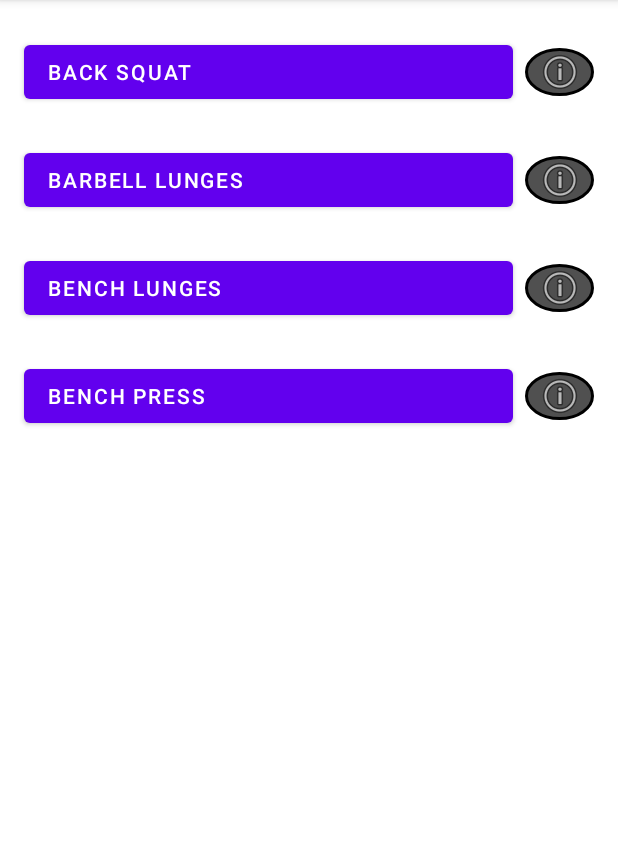
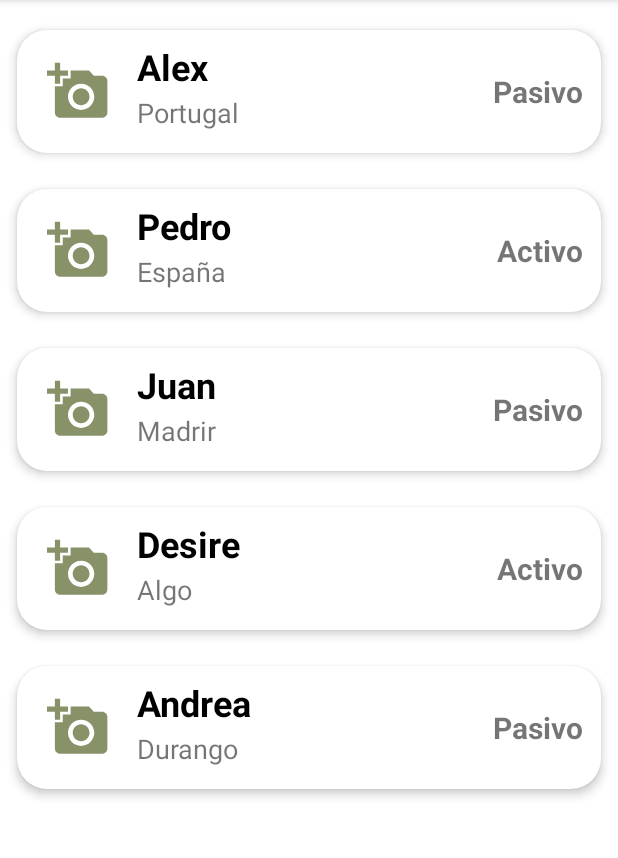
Before and after one commit to AlexCampos98/NordBoxApp, an Android app: the benchmarksActivity screen opened directly, with no data from a screen before it, on a phone screen of 412 x 824 dp, the part 84-942 px from its top. Run offline under Robolectric (Android 15) with nearby library versions, the phone set to English and light mode, and no system bars; pictures from the network do not load.

Commit message:
Creado un recycler con cardView, a falta de dar forma

```diff
--- a/app/build.gradle
+++ b/app/build.gradle
@@ -40,6 +40,10 @@ dependencies {
     androidTestImplementation 'androidx.test.ext:junit:1.1.2'
     androidTestImplementation 'androidx.test.espresso:espresso-core:3.3.0'
 
+    //Implementacion del Recicler y el card
+    implementation 'androidx.recyclerview:recyclerview:1.1.0'
+    implementation 'androidx.cardview:cardview:1.0.0'
+
     //Implementacion de Volley
     implementation 'com.android.volley:volley:1.1.1'
 
--- /dev/null
+++ b/app/src/main/java/com/example/nordboxapp/ListAdapter.java
@@ -0,0 +1,69 @@
+package com.example.nordboxapp;
+
+import android.content.Context;
+import android.graphics.Color;
+import android.graphics.PorterDuff;
+import android.view.LayoutInflater;
+import android.view.View;
+import android.view.ViewGroup;
+import android.widget.ImageView;
+import android.widget.TextView;
+
+import androidx.recyclerview.widget.RecyclerView;
+
+import java.util.List;
+
+public class ListAdapter extends RecyclerView.Adapter<ListAdapter.ViewHolder> {
+    public List<ListElement> mData;
+    private LayoutInflater mInflater;
+    private Context context;
+
+    public ListAdapter(List<ListElement> itemList, Context context)
+    {
+        this.mInflater = LayoutInflater.from(context);
+        this.context = context;
+        this.mData = itemList;
+    }
+
+    @Override
+    public int getItemCount() { return mData.size(); }
+
+    @Override
+    public ListAdapter.ViewHolder onCreateViewHolder(ViewGroup parent, int viewType)
+    {
+        View view = mInflater.inflate(R.layout.lista_elementos_bench, null);
+        return new ViewHolder(view);
+    }
+
+    @Override
+    public void onBindViewHolder(final ListAdapter.ViewHolder holder, final int position)
+    {
+        holder.bindData(mData.get(position));
+    }
+
+    public void  setItems(List<ListElement> items) { mData = items; }
+
+    public class ViewHolder extends RecyclerView.ViewHolder
+    {
+        ImageView iconImage;
+        TextView name, city, status;
+
+        ViewHolder(View itemView)
+        {
+            super(itemView);
+            iconImage = itemView.findViewById(R.id.iconImage);
+            name = itemView.findViewById(R.id.nombreRc);
+            city = itemView.findViewById(R.id.city);
+            status = itemView.findViewById(R.id.status);
+        }
+
+        void bindData(final ListElement item)
+        {
+            iconImage.setColorFilter(Color.parseColor(item.getColor()), PorterDuff.Mode.SRC_IN);
+            name.setText(item.getName());
+            city.setText(item.getCity());
+            status.setText(item.getStatus());
+        }
+    }
+
+}
--- /dev/null
+++ b/app/src/main/java/com/example/nordboxapp/ListElement.java
@@ -0,0 +1,44 @@
+package com.example.nordboxapp;
+
+public class ListElement {
+    public String color, name, city, status;
+
+    public ListElement(String color, String name, String city, String status) {
+        this.color = color;
+        this.name = name;
+        this.city = city;
+        this.status = status;
+    }
+
+    public String getColor() {
+        return color;
+    }
+
+    public void setColor(String color) {
+        this.color = color;
+    }
+
+    public String getName() {
+        return name;
+    }
+
+    public void setName(String name) {
+        this.name = name;
+    }
+
+    public String getCity() {
+        return city;
+    }
+
+    public void setCity(String city) {
+        this.city = city;
+    }
+
+    public String getStatus() {
+        return status;
+    }
+
+    public void setStatus(String status) {
+        this.status = status;
+    }
+}
--- a/app/src/main/java/com/example/nordboxapp/benchmarksActivity.java
+++ b/app/src/main/java/com/example/nordboxapp/benchmarksActivity.java
@@ -1,6 +1,8 @@
 package com.example.nordboxapp;
 
 import androidx.appcompat.app.AppCompatActivity;
+import androidx.recyclerview.widget.LinearLayoutManager;
+import androidx.recyclerview.widget.RecyclerView;
 
 import android.content.Intent;
 import android.os.Bundle;
@@ -19,12 +21,20 @@ import android.widget.Toast;
 
 import com.bumptech.glide.Glide;
 
+import java.util.ArrayList;
+import java.util.List;
+
 public class benchmarksActivity extends AppCompatActivity implements View.OnClickListener {
 
     LinearLayout layoutAnimado;
 
     Button btnBack_Squat;
     ImageButton btnBack_Squat_info;
+
+    //Para el recycler
+    List<ListElement> elements;
+
+
     //TODO Crear un array de botones, tanto de img como btn, para poder almacenarlos usarlos, segun los que la BD nos indique.
 
     @Override
@@ -33,6 +43,23 @@ public class benchmarksActivity extends AppCompatActivity implements View.OnClic
         setContentView(R.layout.activity_benchmarks);
 
         initUI();
+
+        recycler();
+    }
+
+    public void recycler(){
+        elements = new ArrayList<>();
+        elements.add(new ListElement("#384A05", "Alex", "Portugal", "Pasivo"));
+        elements.add(new ListElement("#384A05", "Pedro", "España", "Activo"));
+        elements.add(new ListElement("#384A05", "Juan", "Madrir", "Pasivo"));
+        elements.add(new ListElement("#384A05", "Desire", "Algo", "Activo"));
+        elements.add(new ListElement("#384A05", "Andrea", "Durango", "Pasivo"));
+
+        ListAdapter listAdapter = new ListAdapter(elements, this);
+        RecyclerView recyclerView = findViewById(R.id.rvBenchmark);
+        recyclerView.setHasFixedSize(true);
+        recyclerView.setLayoutManager(new LinearLayoutManager(this));
+        recyclerView.setAdapter(listAdapter);
     }
 
     //TODO Añadir todos los diferentes botones, Los botones se crearan automaticamente, segun los que existan en la BD.
--- a/app/src/main/res/layout/activity_benchmarks.xml
+++ b/app/src/main/res/layout/activity_benchmarks.xml
@@ -33,6 +33,7 @@
         android:layout_marginEnd="70dp"
         android:text="@string/btnBack_Squat"
         android:textAlignment="textStart"
+        android:visibility="invisible"
         app:layout_constraintEnd_toEndOf="parent"
         app:layout_constraintStart_toStartOf="parent"
         app:layout_constraintTop_toTopOf="parent" />
@@ -47,6 +48,7 @@
         android:layout_marginBottom="8dp"
         android:background="@drawable/boton_redondo"
         android:contentDescription="@string/btnBack_Squat_info"
+        android:visibility="invisible"
         app:layout_constraintBottom_toBottomOf="@+id/btnBack_Squat"
         app:layout_constraintEnd_toEndOf="parent"
         app:layout_constraintStart_toEndOf="@+id/btnBack_Squat"
@@ -62,6 +64,7 @@
         android:layout_marginEnd="70dp"
         android:text="@string/btnBarbell_lunges"
         android:textAlignment="textStart"
+        android:visibility="invisible"
         app:layout_constraintEnd_toEndOf="parent"
         app:layout_constraintHorizontal_bias="1.0"
         app:layout_constraintStart_toStartOf="parent"
@@ -77,6 +80,7 @@
         android:layout_marginBottom="8dp"
         android:background="@drawable/boton_redondo"
         android:contentDescription="@string/btnBarbell_lunges_info"
+        android:visibility="invisible"
         app:layout_constraintBottom_toBottomOf="@+id/btnBarbell_lunges"
         app:layout_constraintEnd_toEndOf="parent"
         app:layout_constraintStart_toEndOf="@+id/btnBarbell_lunges"
@@ -93,6 +97,7 @@
         android:layout_marginEnd="70dp"
         android:text="@string/btnBench_lunges"
         android:textAlignment="textStart"
+        android:visibility="invisible"
         app:layout_constraintEnd_toEndOf="parent"
         app:layout_constraintHorizontal_bias="0.0"
         app:layout_constraintStart_toStartOf="parent"
@@ -108,6 +113,7 @@
         android:layout_marginBottom="8dp"
         android:background="@drawable/boton_redondo"
         android:contentDescription="@string/btnBench_lunges_info"
+        android:visibility="invisible"
         app:layout_constraintBottom_toBottomOf="@+id/btnBench_lunges"
         app:layout_constraintEnd_toEndOf="parent"
         app:layout_constraintStart_toEndOf="@+id/btnBench_lunges"
@@ -123,6 +129,7 @@
         android:layout_marginEnd="70dp"
         android:text="@string/btnBench_Press"
         android:textAlignment="textStart"
+        android:visibility="invisible"
         app:layout_constraintEnd_toEndOf="parent"
         app:layout_constraintHorizontal_bias="1.0"
         app:layout_constraintStart_toStartOf="parent"
@@ -138,10 +145,24 @@
         android:layout_marginBottom="8dp"
         android:background="@drawable/boton_redondo"
         android:contentDescription="@string/btnBench_Press_info"
+        android:visibility="invisible"
         app:layout_constraintBottom_toBottomOf="@+id/btnBench_Press"
         app:layout_constraintEnd_toEndOf="parent"
         app:layout_constraintStart_toEndOf="@+id/btnBench_Press"
         app:layout_constraintTop_toTopOf="@+id/btnBench_Press"
         app:srcCompat="@android:drawable/ic_menu_info_details" />
 
+    <androidx.recyclerview.widget.RecyclerView
+        android:id="@+id/rvBenchmark"
+        android:layout_width="0dp"
+        android:layout_height="0dp"
+        android:layout_marginStart="1dp"
+        android:layout_marginTop="8dp"
+        android:layout_marginEnd="1dp"
+        android:layout_marginBottom="1dp"
+        app:layout_constraintBottom_toBottomOf="parent"
+        app:layout_constraintEnd_toEndOf="parent"
+        app:layout_constraintStart_toStartOf="parent"
+        app:layout_constraintTop_toTopOf="parent" />
+
 </androidx.constraintlayout.widget.ConstraintLayout>
--- /dev/null
+++ b/app/src/main/res/layout/lista_elementos_bench.xml
@@ -0,0 +1,79 @@
+<?xml version="1.0" encoding="utf-8"?>
+<androidx.cardview.widget.CardView xmlns:android="http://schemas.android.com/apk/res/android"
+    xmlns:app="http://schemas.android.com/apk/res-auto"
+    xmlns:tools="http://schemas.android.com/tools"
+    android:id="@+id/cv"
+    android:layout_width="match_parent"
+    android:layout_height="wrap_content"
+    android:animateLayoutChanges="true"
+    app:cardCornerRadius="20dp"
+    app:cardElevation="4dp"
+    app:cardUseCompatPadding="true">
+
+    <LinearLayout
+        android:layout_width="match_parent"
+        android:layout_height="wrap_content"
+        android:animateLayoutChanges="true"
+        android:orientation="vertical">
+        <RelativeLayout
+            android:layout_width="match_parent"
+            android:layout_height="wrap_content"
+            android:orientation="horizontal"
+            android:padding="6dp">
+
+            <ImageView
+                android:id="@+id/iconImage"
+                android:layout_width="70dp"
+                android:layout_height="70dp"
+                android:layout_alignParentStart="true"
+                android:layout_alignParentLeft="true"
+                android:layout_centerVertical="true"
+                android:layout_gravity="center"
+                android:paddingLeft="14dp"
+                android:paddingRight="14dp"
+                app:srcCompat="@drawable/ic_add_photo"
+                tools:ignore="VectorDrawableCompat" />
+            <LinearLayout
+                android:id="@+id/linearLayout"
+                android:layout_width="wrap_content"
+                android:layout_height="wrap_content"
+                android:layout_alignParentTop="true"
+                android:layout_marginStart="4dp"
+                android:layout_marginTop="2dp"
+                android:layout_toEndOf="@+id/iconImage"
+                android:orientation="vertical"
+                android:layout_marginLeft="4dp"
+                android:layout_toRightOf="@+id/iconImage">
+                <TextView
+                    android:id="@+id/nombreRc"
+                    android:layout_width="match_parent"
+                    android:layout_height="wrap_content"
+                    android:layout_marginBottom="2dp"
+                    android:text="Codelia"
+                    android:textColor="@color/black"
+                    android:textSize="24sp"
+                    android:textStyle="bold"/>
+                <TextView
+                    android:id="@+id/city"
+                    android:layout_width="match_parent"
+                    android:layout_height="wrap_content"
+                    android:text="Mexico"
+                    android:textSize="18sp"/>
+            </LinearLayout>
+
+            <TextView
+                android:id="@+id/status"
+                android:layout_width="wrap_content"
+                android:layout_height="wrap_content"
+                android:layout_centerVertical="true"
+                android:layout_marginEnd="6dp"
+                android:layout_marginRight="6dp"
+                android:text="Activo"
+                android:textSize="20sp"
+                android:textStyle="bold"
+                android:layout_alignParentRight="true"
+                android:layout_alignParentEnd="true"/>
+        </RelativeLayout>
+    </LinearLayout>
+
+</androidx.cardview.widget.CardView>
```
